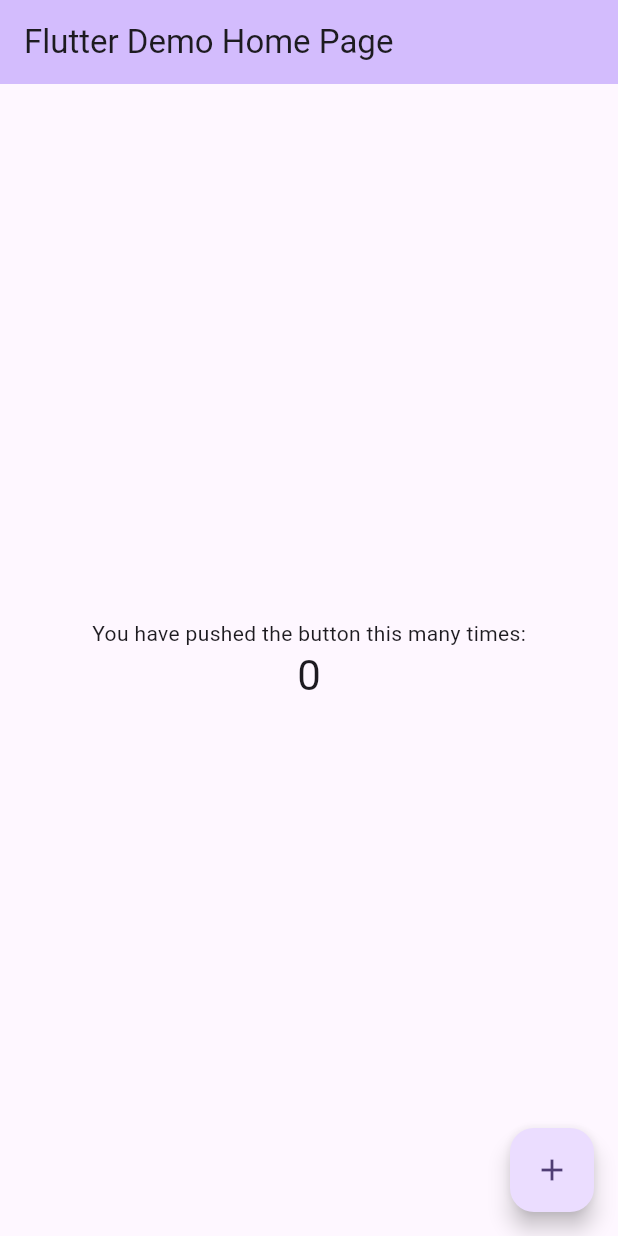
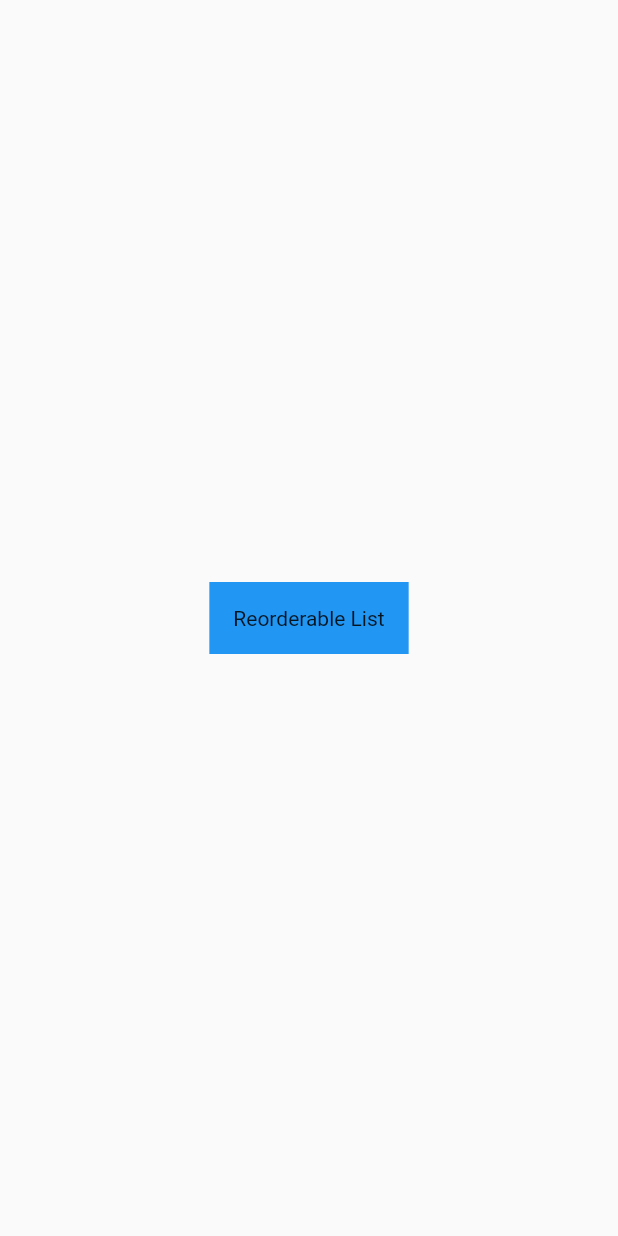
Before and after one commit to pyowonsik/flutter_practice, a Flutter app: the screen it shows after launch, on a phone screen of 412 x 824 dp. Run offline on Flutter 3.47's test engine with Material 2 defaults, Android fonts, the phone set to English and light mode, and no system bars; our stand-ins replace go_router.

```diff
--- /dev/null
+++ b/lib/app.dart
@@ -0,0 +1,24 @@
+import 'package:flutter/material.dart';
+
+class App extends StatelessWidget {
+  const App({super.key});
+
+  @override
+  Widget build(BuildContext context) {
+    return Material(
+      child: Column(
+        crossAxisAlignment: CrossAxisAlignment.center,
+        mainAxisAlignment: MainAxisAlignment.center,
+        children: [
+          Container(
+            color: Colors.blue,
+            padding: const EdgeInsets.all(16),
+            child: GestureDetector(
+              child: Text('Reorderable List'),
+            ),
+          )
+        ],
+      ),
+    );
+  }
+}
--- a/lib/main.dart
+++ b/lib/main.dart
@@ -1,125 +1,29 @@
 import 'package:flutter/material.dart';
+
+import 'package:go_router/go_router.dart';
+
+import 'package:flutter_practice/app.dart';
 
 void main() {
   runApp(const MyApp());
 }
 
 class MyApp extends StatelessWidget {
-  const MyApp({super.key});
+  const MyApp({Key? key}) : super(key: key);
 
-  // This widget is the root of your application.
   @override
   Widget build(BuildContext context) {
-    return MaterialApp(
-      title: 'Flutter Demo',
-      theme: ThemeData(
-        // This is the theme of your application.
-        //
-        // TRY THIS: Try running your application with "flutter run". You'll see
-        // the application has a blue toolbar. Then, without quitting the app,
-        // try changing the seedColor in the colorScheme below to Colors.green
-        // and then invoke "hot reload" (save your changes or press the "hot
-        // reload" button in a Flutter-supported IDE, or press "r" if you used
-        // the command line to start the app).
-        //
-        // Notice that the counter didn't reset back to zero; the application
-        // state is not lost during the reload. To reset the state, use hot
-        // restart instead.
-        //
-        // This works for code too, not just values: Most code changes can be
-        // tested with just a hot reload.
-        colorScheme: ColorScheme.fromSeed(seedColor: Colors.deepPurple),
-        useMaterial3: true,
-      ),
-      home: const MyHomePage(title: 'Flutter Demo Home Page'),
+    final GoRouter router = GoRouter(
+      initialLocation: "/",
+      routes: [
+        GoRoute(
+          path: "/",
+          builder: (_, state) => const App(),
+        )
+      ],
+    );
+    return MaterialApp.router(
+      routerConfig: router,
     );
   }
 }
-
-class MyHomePage extends StatefulWidget {
-  const MyHomePage({super.key, required this.title});
-
-  // This widget is the home page of your application. It is stateful, meaning
-  // that it has a State object (defined below) that contains fields that affect
-  // how it looks.
-
-  // This class is the configuration for the state. It holds the values (in this
-  // case the title) provided by the parent (in this case the App widget) and
-  // used by the build method of the State. Fields in a Widget subclass are
-  // always marked "final".
-
-  final String title;
-
-  @override
-  State<MyHomePage> createState() => _MyHomePageState();
-}
-
-class _MyHomePageState extends State<MyHomePage> {
-  int _counter = 0;
-
-  void _incrementCounter() {
-    setState(() {
-      // This call to setState tells the Flutter framework that something has
-      // changed in this State, which causes it to rerun the build method below
-      // so that the display can reflect the updated values. If we changed
-      // _counter without calling setState(), then the build method would not be
-      // called again, and so nothing would appear to happen.
-      _counter++;
-    });
-  }
-
-  @override
-  Widget build(BuildContext context) {
-    // This method is rerun every time setState is called, for instance as done
-    // by the _incrementCounter method above.
-    //
-    // The Flutter framework has been optimized to make rerunning build methods
-    // fast, so that you can just rebuild anything that needs updating rather
-    // than having to individually change instances of widgets.
-    return Scaffold(
-      appBar: AppBar(
-        // TRY THIS: Try changing the color here to a specific color (to
-        // Colors.amber, perhaps?) and trigger a hot reload to see the AppBar
-        // change color while the other colors stay the same.
-        backgroundColor: Theme.of(context).colorScheme.inversePrimary,
-        // Here we take the value from the MyHomePage object that was created by
-        // the App.build method, and use it to set our appbar title.
-        title: Text(widget.title),
-      ),
-      body: Center(
-        // Center is a layout widget. It takes a single child and positions it
-        // in the middle of the parent.
-        child: Column(
-          // Column is also a layout widget. It takes a list of children and
-          // arranges them vertically. By default, it sizes itself to fit its
-          // children horizontally, and tries to be as tall as its parent.
-          //
-          // Column has various properties to control how it sizes itself and
-          // how it positions its children. Here we use mainAxisAlignment to
-          // center the children vertically; the main axis here is the vertical
-          // axis because Columns are vertical (the cross axis would be
-          // horizontal).
-          //
-          // TRY THIS: Invoke "debug painting" (choose the "Toggle Debug Paint"
-          // action in the IDE, or press "p" in the console), to see the
-          // wireframe for each widget.
-          mainAxisAlignment: MainAxisAlignment.center,
-          children: <Widget>[
-            const Text(
-              'You have pushed the button this many times:',
-            ),
-            Text(
-              '$_counter',
-              style: Theme.of(context).textTheme.headlineMedium,
-            ),
-          ],
-        ),
-      ),
-      floatingActionButton: FloatingActionButton(
-        onPressed: _incrementCounter,
-        tooltip: 'Increment',
-        child: const Icon(Icons.add),
-      ), // This trailing comma makes auto-formatting nicer for build methods.
-    );
-  }
-}
--- a/pubspec.yaml
+++ b/pubspec.yaml
@@ -35,6 +35,7 @@ dependencies:
   # The following adds the Cupertino Icons font to your application.
   # Use with the CupertinoIcons class for iOS style icons.
   cupertino_icons: ^1.0.2
+  go_router: ^10.1.2
 
 dev_dependencies:
   flutter_test:
```
Also changed, not shown: pubspec.lock.
